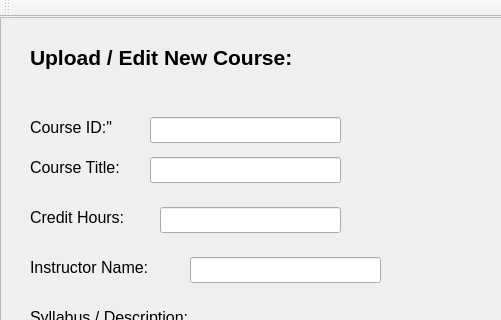
Qt form QtWidgetsApplication1/uploadCourse.ui (HassanAhmedMa/CourseRegistrationQTProject) before a commit; both pictures show x 0 to 501 and y 0 to 320 of the 771 by 723 pixel window.
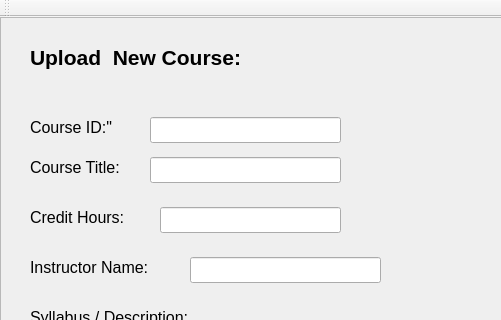
The same form after that commit.

What changed in the file:
```diff
--- a/QtWidgetsApplication1/uploadCourse.ui
+++ b/QtWidgetsApplication1/uploadCourse.ui
@@ -45,7 +45,7 @@
       </font>
      </property>
      <property name="text">
-      <string>Upload / Edit New Course:</string>
+      <string>Upload  New Course:</string>
      </property>
     </widget>
     <widget class="QLabel" name="label_2">
```
Left out of the diff: 6 changed lines with no effect on the pictures.
